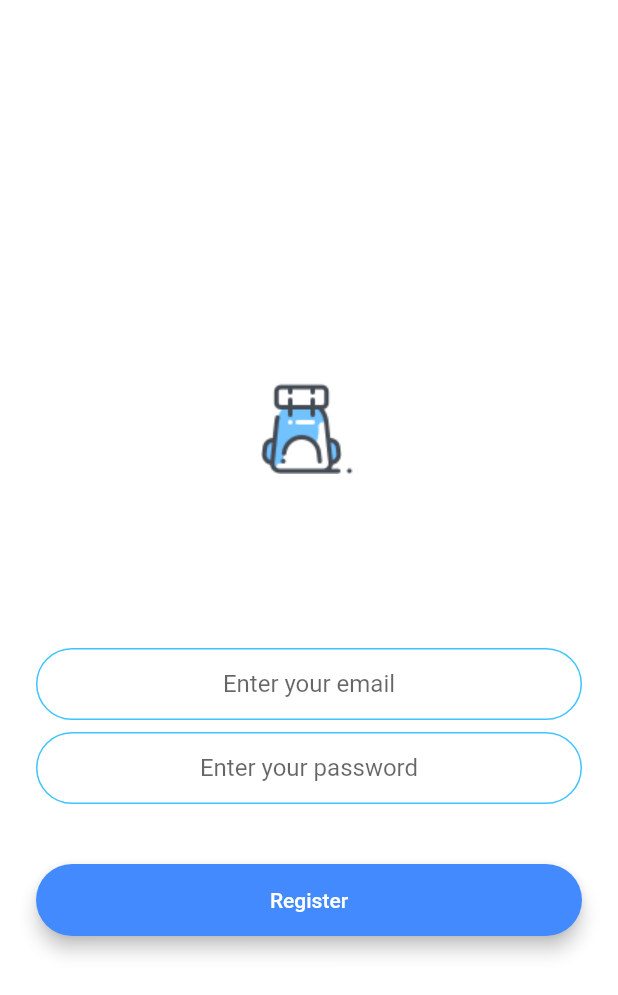
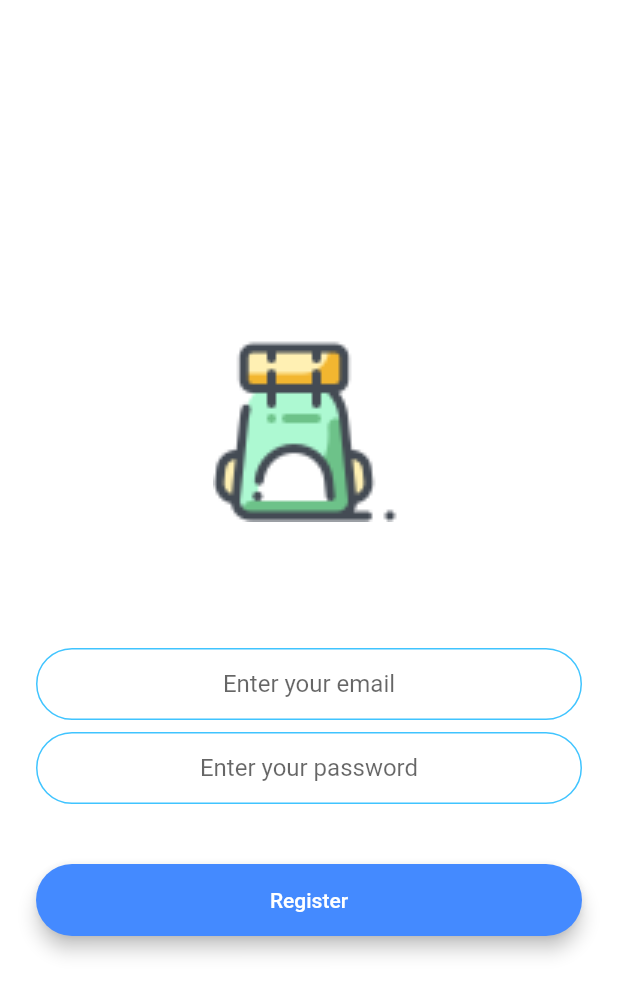
Before and after one commit to Yusuke23/english_words_3000, a Flutter app: the RegistrationPage screen opened by its route, on a phone screen of 412 x 824 dp. Shown: the top 995 px of the screen. Run offline on Flutter 3.47's test engine with Material 2 defaults, Android fonts, the phone set to English and light mode, and no system bars; drawn by our look-alikes of modal_progress_hud_nsn; our stand-ins replace cloud_firestore, firebase_auth, firebase_core, shared_preferences; accounts and stored records are empty.

Commit message:
Hero widge 変更

```diff
--- a/lib/auth_screen/registration_page.dart
+++ b/lib/auth_screen/registration_page.dart
@@ -35,7 +35,10 @@ class _RegistrationPageState extends State<RegistrationPage> {
                   tag: 'logo',
                   child: Container(
                     height: 200.0,
-                    child: Image.asset('images/icons8backpack1.png'),
+                    child: Image.asset(
+                      'images/icons8backpack2.png',
+                      scale: 0.5,
+                    ),
                   ),
                 ),
               ),
```
